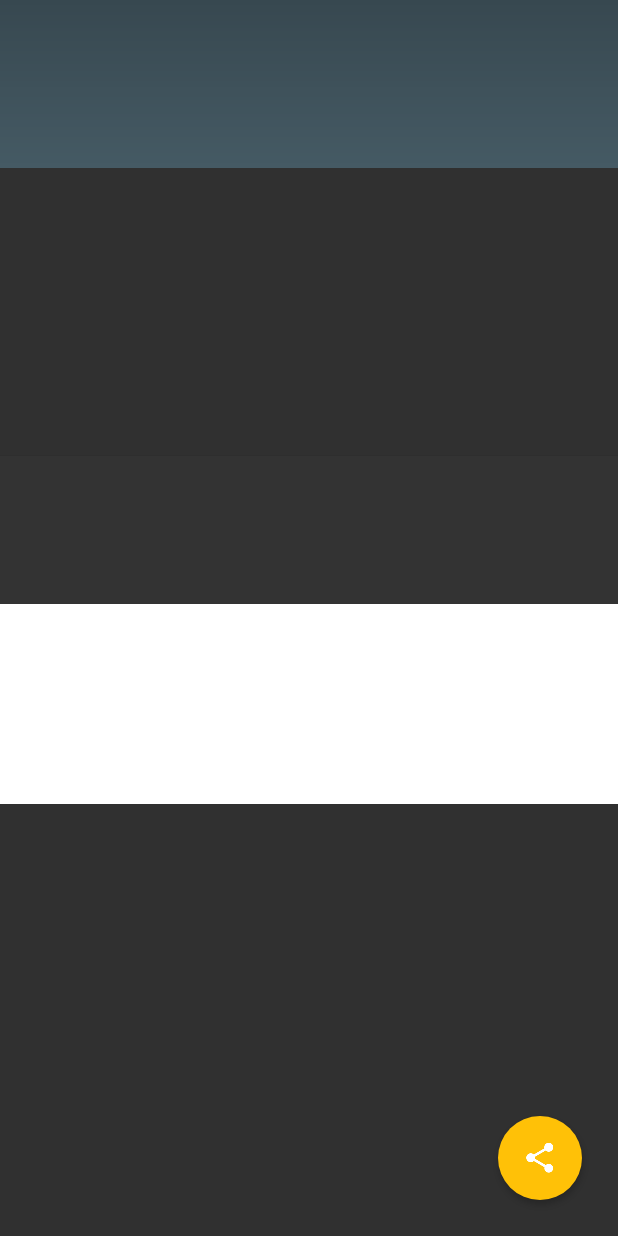
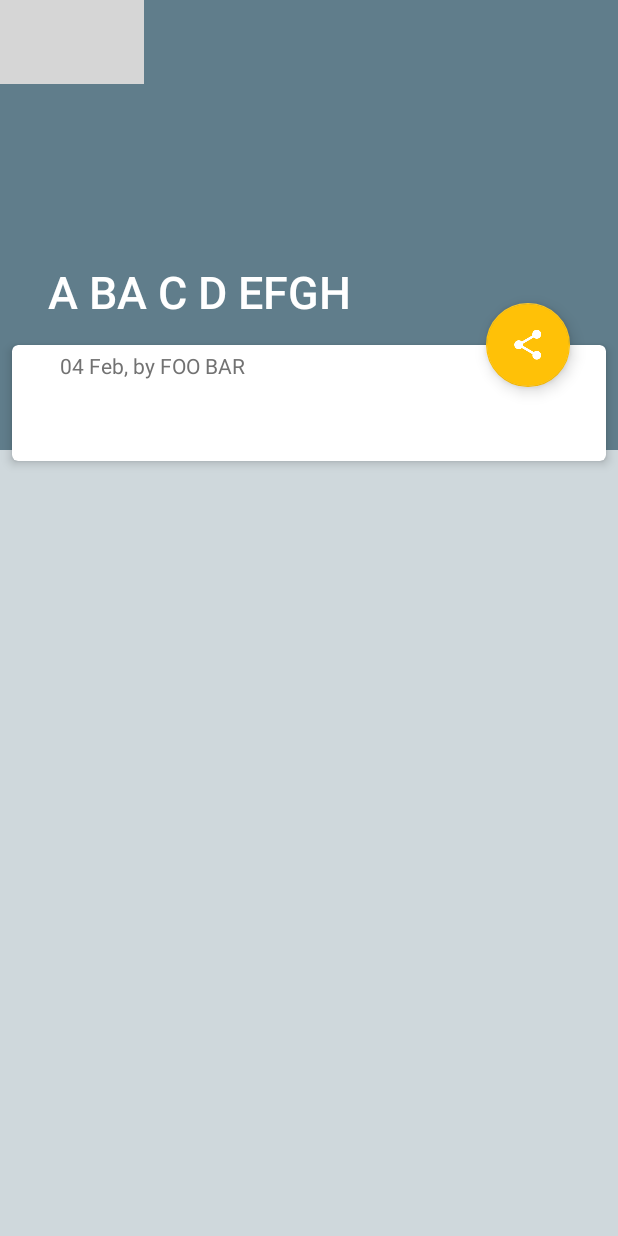
Before and after one commit to gowrishg/xyzreader, an Android app: the layout fragment_article_detail.xml on its own in the app's theme, with its tools: preview values and no code run, on a phone screen of 412 x 824 dp. Run offline under Robolectric (Android 15) with nearby library versions, the phone set to English and light mode, and no system bars; grey boxes are pictures that could not be loaded.

Commit message:
Updates the UI for the Details page. The UI layout is switched to Cards view.

```diff
--- a/XYZReader/src/main/res/layout/fragment_article_detail.xml
+++ b/XYZReader/src/main/res/layout/fragment_article_detail.xml
@@ -1,107 +1,115 @@
-<com.example.xyzreader.ui.DrawInsetsFrameLayout xmlns:android="http://schemas.android.com/apk/res/android"
+<?xml version="1.0" encoding="utf-8"?>
+<android.support.design.widget.CoordinatorLayout xmlns:android="http://schemas.android.com/apk/res/android"
     xmlns:app="http://schemas.android.com/apk/res-auto"
-    android:id="@+id/draw_insets_frame_layout"
+    xmlns:tools="http://schemas.android.com/tools"
+    android:id="@+id/annonce.main.coordinator"
     android:layout_width="match_parent"
-    android:layout_height="match_parent">
+    android:fitsSystemWindows="true"
+    android:layout_height="match_parent"
+    android:background="@color/primary_light"
+    tools:ignore="RtlHardcoded">
 
-    <com.example.xyzreader.ui.ObservableScrollView
-        android:id="@+id/scrollview"
-        android:layout_width="match_parent"
-        android:layout_height="match_parent">
-
-        <FrameLayout
-            android:layout_width="match_parent"
-            android:layout_height="wrap_content">
-
-            <FrameLayout
-                android:id="@+id/photo_container"
+    <android.support.design.widget.AppBarLayout
+        android:fitsSystemWindows="true"
+        android:id="@+id/article_detail_appbar"
         android:layout_width="match_parent"
         android:layout_height="wrap_content"
-                android:background="@color/primary_dark">
-                <!--suppress AndroidLintContentDescription -->
+        android:theme="@style/ThemeOverlay.AppCompat.Dark.ActionBar">
+
+        <android.support.design.widget.CollapsingToolbarLayout
+            android:fitsSystemWindows="true"
+            android:id="@+id/article_details_collapsing"
+            android:layout_width="match_parent"
+            android:layout_height="300dp"
+            app:contentScrim="?colorPrimary"
+            app:expandedTitleMarginBottom="94dp"
+            app:expandedTitleTextAppearance="@style/CollapsingTextAppearance.Inverse"
+            app:layout_scrollFlags="scroll|exitUntilCollapsed"
+            app:title="A BA C D EFGH">
+
             <ImageView
                 android:id="@+id/photo"
-                    android:layout_width="100dp"
-                    android:layout_height="100dp"
-                     />
+                android:layout_width="match_parent"
+                android:layout_height="match_parent"
+                android:fitsSystemWindows="true"
+                android:scaleType="centerCrop" />
 
-                <View
+            <android.support.v7.widget.Toolbar
+                android:id="@+id/article_detail_toolbar"
+                style="@style/ToolBarWithNavigationBack"
                 android:layout_width="match_parent"
-                    android:layout_height="112dp"
-                    android:background="@drawable/photo_background_protection" />
+                android:layout_height="?attr/actionBarSize"
+                android:background="@null"
+                app:layout_collapseMode="pin" />
 
-            </FrameLayout>
+        </android.support.design.widget.CollapsingToolbarLayout>
+    </android.support.design.widget.AppBarLayout>
 
-            <com.example.xyzreader.ui.MaxWidthLinearLayout
-                android:orientation="vertical"
+    <android.support.v4.widget.NestedScrollView
+        android:layout_width="match_parent"
+        android:layout_height="match_parent"
+        android:scrollbars="none"
+        app:behavior_overlapTop="78dp"
+        app:layout_behavior="@string/appbar_scrolling_view_behavior">
+
+        <LinearLayout
             android:layout_width="match_parent"
             android:layout_height="wrap_content"
-                android:layout_gravity="center_horizontal"
-                android:maxWidth="@dimen/detail_card_max_width"
-                android:background="#fff"
-                android:elevation="2dp"
-                android:layout_marginTop="@dimen/detail_card_top_margin">
+            android:orientation="vertical">
+
+            <android.support.v7.widget.CardView
+                android:id="@+id/flexible.example.cardview"
+                android:layout_width="match_parent"
+                android:layout_height="wrap_content"
+                android:layout_margin="8dp"
+                app:cardBackgroundColor="@android:color/white"
+                app:cardCornerRadius="4dp"
+                app:cardElevation="4dp"
+                app:contentPaddingBottom="16dp"
+                app:contentPaddingLeft="16dp"
+                app:contentPaddingRight="16dp">
 
                 <LinearLayout
-                    android:id="@+id/meta_bar"
                     android:layout_width="match_parent"
                     android:layout_height="wrap_content"
-                    android:background="#333"
-                    android:layout_gravity="bottom"
-                    android:orientation="vertical"
-                    android:paddingLeft="@dimen/detail_inner_horiz_margin"
-                    android:paddingRight="@dimen/detail_inner_horiz_margin"
-                    android:paddingTop="@dimen/detail_metabar_vert_padding"
-                    android:paddingBottom="@dimen/detail_metabar_vert_padding"
-                    android:layout_marginBottom="@dimen/detail_metabar_vert_padding">
-
-                    <TextView
-                        android:id="@+id/article_title"
-                        style="?android:attr/textAppearanceLarge"
-                        android:layout_width="match_parent"
-                        android:layout_height="wrap_content"
-                        android:paddingBottom="@dimen/detail_metabar_title_bottom_padding"
-                        android:fontFamily="sans-serif-condensed"
-                        android:textColor="#fff"
-                        android:textStyle="bold"
-                        android:textSize="@dimen/detail_title_text_size"
-                        android:lineSpacingMultiplier="0.9" />
+                    android:orientation="vertical">
 
                     <TextView
                         android:id="@+id/article_byline"
-                        style="?android:attr/textAppearanceSmall"
-                        android:layout_width="wrap_content"
+                        style="@style/TextAppearance.AppCompat.Body1"
+                        android:layout_width="match_parent"
                         android:layout_height="wrap_content"
-                        android:textColor="#8fff" />
-                </LinearLayout>
+                        android:ellipsize="end"
+                        android:maxLines="2"
+                        android:paddingBottom="16dp"
+                        android:paddingLeft="16dp"
+                        android:paddingRight="16dp"
+                        android:paddingTop="4dp"
+                        android:text="04 Feb, by FOO BAR"
+                        android:textColor="@color/secondary_text" />
 
                     <TextView
                         android:id="@+id/article_body"
-                    style="?android:attr/textAppearanceMedium"
                         android:layout_width="match_parent"
                         android:layout_height="wrap_content"
-                    android:layout_marginLeft="@dimen/detail_inner_horiz_margin"
-                    android:layout_marginRight="@dimen/detail_inner_horiz_margin"
-                    android:paddingBottom="@dimen/detail_body_bottom_margin"
-                    android:textColor="@color/primary_text"
-                    android:textColorLink="@color/accent"
-                    android:textSize="@dimen/detail_body_text_size"
-                    android:lineSpacingMultiplier="@fraction/detail_body_line_spacing_multiplier" />
+                        android:fontFamily="sans-serif-light"
+                        android:lineSpacingExtra="8dp"
+                        android:textSize="16sp" />
+                </LinearLayout>
+            </android.support.v7.widget.CardView>
+        </LinearLayout>
+    </android.support.v4.widget.NestedScrollView>
 
-            </com.example.xyzreader.ui.MaxWidthLinearLayout>
-        </FrameLayout>
-    </com.example.xyzreader.ui.ObservableScrollView>
+    <android.support.design.widget.FloatingActionButton
+        android:id="@+id/share_fab"
+        android:layout_width="wrap_content"
+        android:layout_height="wrap_content"
+        android:layout_marginRight="32dp"
+        android:elevation="8dp"
+        android:src="@drawable/ic_share"
+        app:layout_anchor="@id/flexible.example.cardview"
+        app:layout_anchorGravity="top|right|end"
+        app:pressedTranslationZ="@dimen/fab_press_translation_z"
+        tools:ignore="RtlHardcoded" />
 
-    <ImageButton android:id="@+id/share_fab"
-        android:stateListAnimator="@anim/fab_state_list_anim"
-        android:background="@drawable/add_fab_background"
-        android:layout_gravity="bottom|end"
-        android:layout_marginRight="@dimen/fab_margin"
-        android:layout_marginBottom="@dimen/fab_margin"
-        android:layout_width="56dp"
-        android:layout_height="56dp"
-        android:src="@drawable/ic_share"
-        android:elevation="@dimen/fab_elevation"
-        android:contentDescription="@string/action_share" />
-
-</com.example.xyzreader.ui.DrawInsetsFrameLayout>
+</android.support.design.widget.CoordinatorLayout>
--- a/XYZReader/src/main/res/values/colors.xml
+++ b/XYZReader/src/main/res/values/colors.xml
@@ -28,5 +28,6 @@
     <color name="secondary_text">#727272</color>
     <color name="icons">#FFFFFF</color>
     <color name="divider">#B6B6B6</color>
+    <color name="scrim">#30455A64</color>
 
 </resources>
```
Also changed, not shown: XYZReader/src/main/java/com/example/xyzreader/ui/ArticleDetailActivity.java (+59 -43 lines), XYZReader/src/main/java/com/example/xyzreader/ui/ArticleDetailFragment.java (+84 -24 lines), XYZReader/src/main/java/com/example/xyzreader/ui/ArticleListActivity.java (+10 -0 lines), XYZReader/src/main/res/layout/activity_article_detail.xml (+0 -15 lines). Lines whose indentation alone changed are shown as unchanged.
